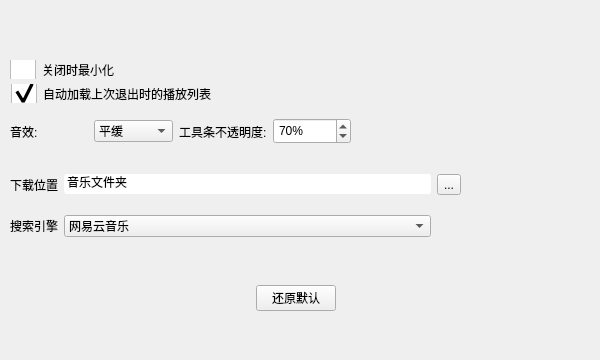
Remaker01/TinyPlayer, file src/settingwindow.ui: the form before one commit.
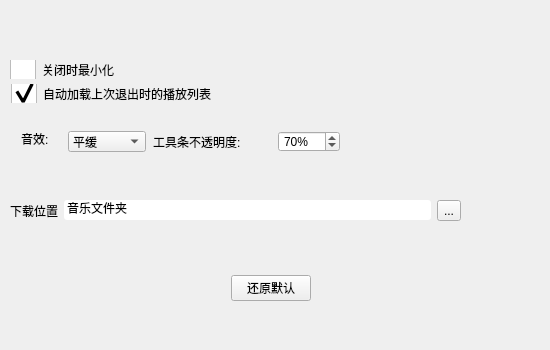
The form after the commit. Icons and pictures are not drawn.

Commit message: 修复清空后异常退出和下载文件名错误的问题；搜索引擎设置改到主界面；修改版本号

The edit to the form file:
```diff
--- a/src/settingwindow.ui
+++ b/src/settingwindow.ui
@@ -6,20 +6,20 @@
    <rect>
     <x>0</x>
     <y>0</y>
-    <width>600</width>
-    <height>360</height>
+    <width>550</width>
+    <height>350</height>
    </rect>
   </property>
   <property name="minimumSize">
    <size>
-    <width>600</width>
-    <height>360</height>
+    <width>550</width>
+    <height>350</height>
    </size>
   </property>
   <property name="maximumSize">
    <size>
-    <width>600</width>
-    <height>360</height>
+    <width>550</width>
+    <height>350</height>
    </size>
   </property>
   <property name="windowTitle">
@@ -83,8 +83,8 @@
    <property name="geometry">
     <rect>
      <x>10</x>
-     <y>260</y>
-     <width>571</width>
+     <y>250</y>
+     <width>521</width>
      <height>71</height>
     </rect>
    </property>
@@ -137,21 +137,33 @@
    <property name="geometry">
     <rect>
      <x>10</x>
-     <y>110</y>
+     <y>120</y>
      <width>341</width>
      <height>43</height>
     </rect>
    </property>
-   <layout class="QHBoxLayout" name="horizontalLayout_2">
-    <item>
      <widget class="QLabel" name="effectLabel">
+    <property name="geometry">
+     <rect>
+      <x>11</x>
+      <y>11</y>
+      <width>40</width>
+      <height>16</height>
+     </rect>
+    </property>
       <property name="text">
        <string>音效:</string>
       </property>
      </widget>
-    </item>
-    <item>
      <widget class="QComboBox" name="effectBox">
+    <property name="geometry">
+     <rect>
+      <x>58</x>
+      <y>11</y>
+      <width>78</width>
+      <height>21</height>
+     </rect>
+    </property>
       <item>
        <property name="text">
         <string>平缓</string>
@@ -193,16 +205,28 @@
        </property>
       </item>
      </widget>
-    </item>
-    <item>
      <widget class="QLabel" name="opacLabel">
+    <property name="geometry">
+     <rect>
+      <x>143</x>
+      <y>11</y>
+      <width>118</width>
+      <height>21</height>
+     </rect>
+    </property>
       <property name="text">
        <string>工具条不透明度:</string>
       </property>
      </widget>
-    </item>
-    <item>
      <widget class="QSpinBox" name="spinBox">
+    <property name="geometry">
+     <rect>
+      <x>268</x>
+      <y>11</y>
+      <width>62</width>
+      <height>21</height>
+     </rect>
+    </property>
       <property name="suffix">
        <string>%</string>
       </property>
@@ -216,33 +240,17 @@
        <number>70</number>
       </property>
      </widget>
-    </item>
-   </layout>
   </widget>
   <widget class="QWidget" name="widget_3" native="true">
    <property name="geometry">
     <rect>
      <x>10</x>
-     <y>160</y>
+     <y>170</y>
      <width>451</width>
-     <height>91</height>
+     <height>81</height>
     </rect>
    </property>
    <layout class="QGridLayout" name="gridLayout">
-    <item row="1" column="0">
-     <widget class="QLabel" name="methodLabel">
-      <property name="text">
-       <string>搜索引擎</string>
-      </property>
-     </widget>
-    </item>
-    <item row="0" column="0">
-     <widget class="QLabel" name="locLabel">
-      <property name="text">
-       <string>下载位置</string>
-      </property>
-     </widget>
-    </item>
     <item row="0" column="3">
      <widget class="QToolButton" name="locButton">
       <property name="text">
@@ -260,23 +268,11 @@
       </property>
      </widget>
     </item>
-    <item row="1" column="2">
-     <widget class="QComboBox" name="methodBox">
-      <item>
+    <item row="0" column="0">
+     <widget class="QLabel" name="locLabel">
        <property name="text">
-        <string>网易云音乐</string>
-       </property>
-      </item>
-      <item>
-       <property name="text">
-        <string>酷狗音乐(不稳定)</string>
-       </property>
-      </item>
-      <item>
-       <property name="text">
-        <string>荔枝网</string>
-       </property>
-      </item>
+       <string>下载位置</string>
+      </property>
      </widget>
     </item>
    </layout>
```
Lines whose indentation alone changed are shown as unchanged. The commit also changes 8 other files.
